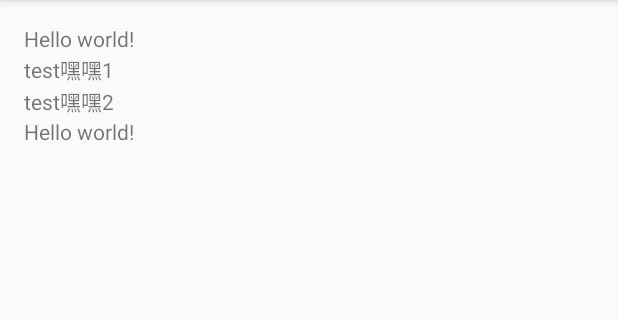
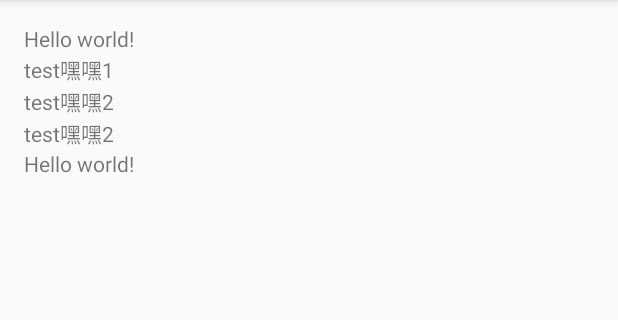
Before and after one commit to qiubing/LoveTrain, an Android app: the screen it shows after launch (MainActivity), on a phone screen of 412 x 824 dp, the part 84-404 px from its top. Run offline under Robolectric (Android 15) with nearby library versions, the phone set to English and light mode, and no system bars.

Commit message:
lk test 3

```diff
--- a/app/src/main/res/layout/activity_main.xml
+++ b/app/src/main/res/layout/activity_main.xml
@@ -26,6 +26,11 @@
         android:layout_height="wrap_content"
         android:text="test嘿嘿2"
         />
+    <TextView
+        android:layout_width="wrap_content"
+        android:layout_height="wrap_content"
+        android:text="test嘿嘿2"
+        />
 
     <TextView
         android:layout_width="wrap_content"
```
